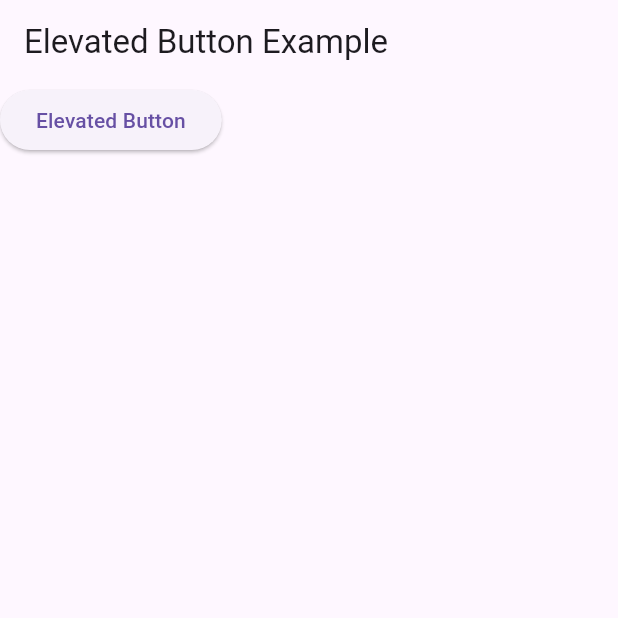
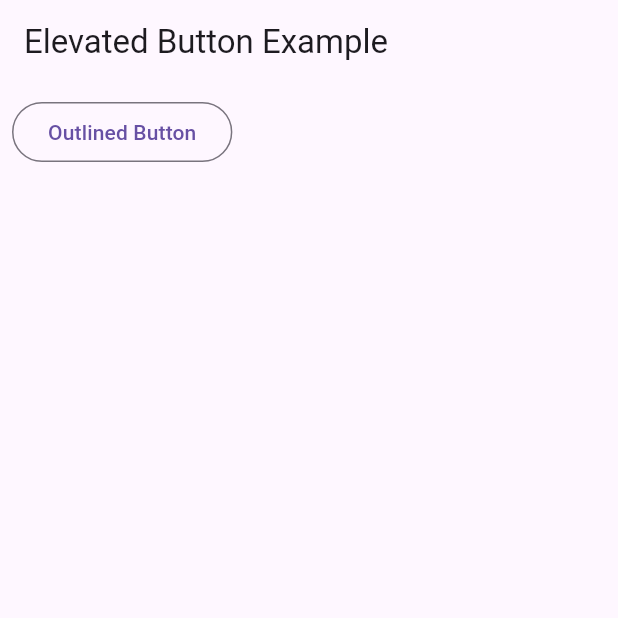
Before and after one commit to sazal11/Flutter_Basic, a Flutter app: the screen it shows after launch, on a phone screen of 412 x 824 dp, the top half of it. Run offline on Flutter 3.47's test engine with Material 3 defaults, Android fonts, the phone set to English and light mode, and no system bars.

Commit message:
outlined Button Example one

```diff
--- a/lib/main.dart
+++ b/lib/main.dart
@@ -1,7 +1,7 @@
 import 'package:flutter/material.dart';
 
 void main() {
-  runApp(const ElevatedButtonEg1());
+  runApp(const OutLinedButtonEg1());
 }
 
 class MyApp extends StatelessWidget {
@@ -229,3 +229,23 @@ class ElevatedButtonEg1 extends StatelessWidget {
                 child: Text('Elevated Button'))));
   }
 }
+
+class OutLinedButtonEg1 extends StatelessWidget {
+  const OutLinedButtonEg1({super.key});
+  @override
+  Widget build(BuildContext context) {
+    return MaterialApp(
+        home: Scaffold(
+            appBar: AppBar(
+              title: Text('Elevated Button Example'),
+            ),
+            body: Padding(
+              padding: const EdgeInsets.all(8.0),
+              child: OutlinedButton(
+                  onPressed: () {
+                    print('Outlined Button Pressed');
+                  },
+                  child: Text('Outlined Button')),
+            )));
+  }
+}
```
